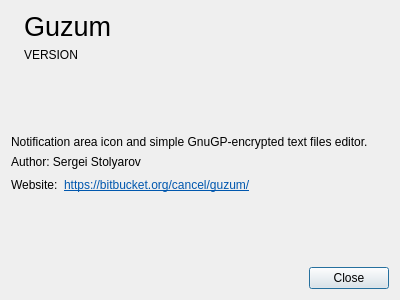
First picture: the form in src/aboutdialog.ui, repository sigsergv/guzum, before the edit.
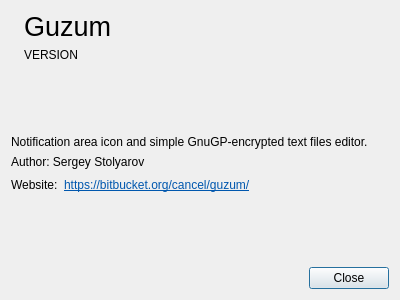
Second picture: the form after the edit. Icons and pictures are not drawn.

Diff of the .ui file:
```diff
--- a/src/aboutdialog.ui
+++ b/src/aboutdialog.ui
@@ -93,7 +93,7 @@
    <item>
     <widget class="QLabel" name="label_4">
      <property name="text">
-      <string>Author: Sergei Stolyarov</string>
+      <string>Author: Sergey Stolyarov</string>
      </property>
     </widget>
    </item>
```
